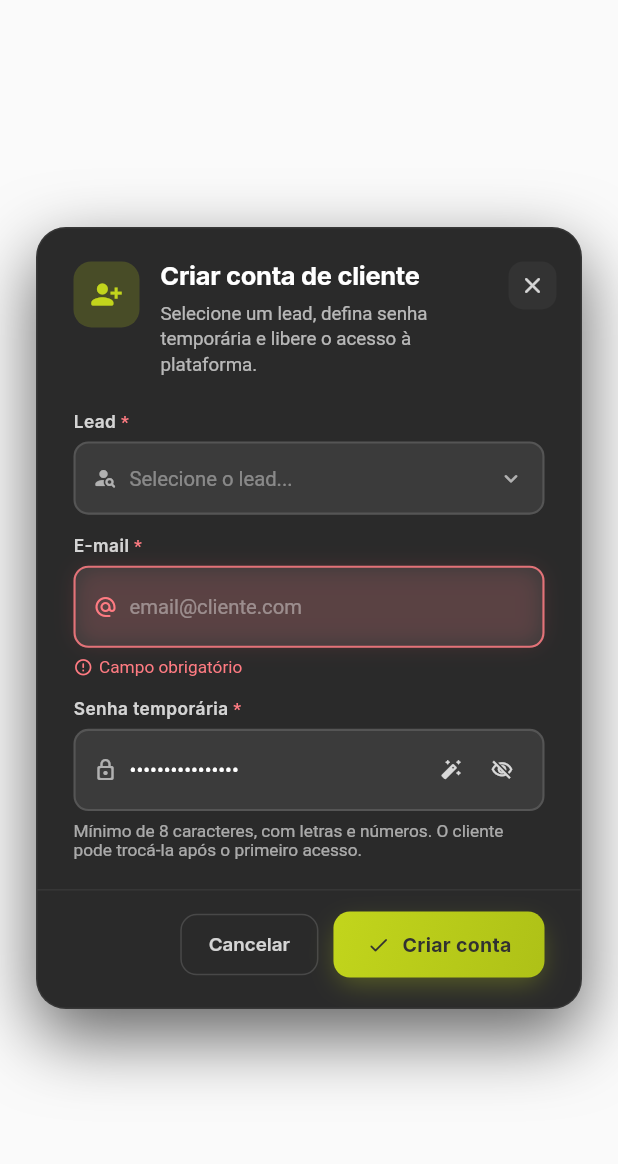
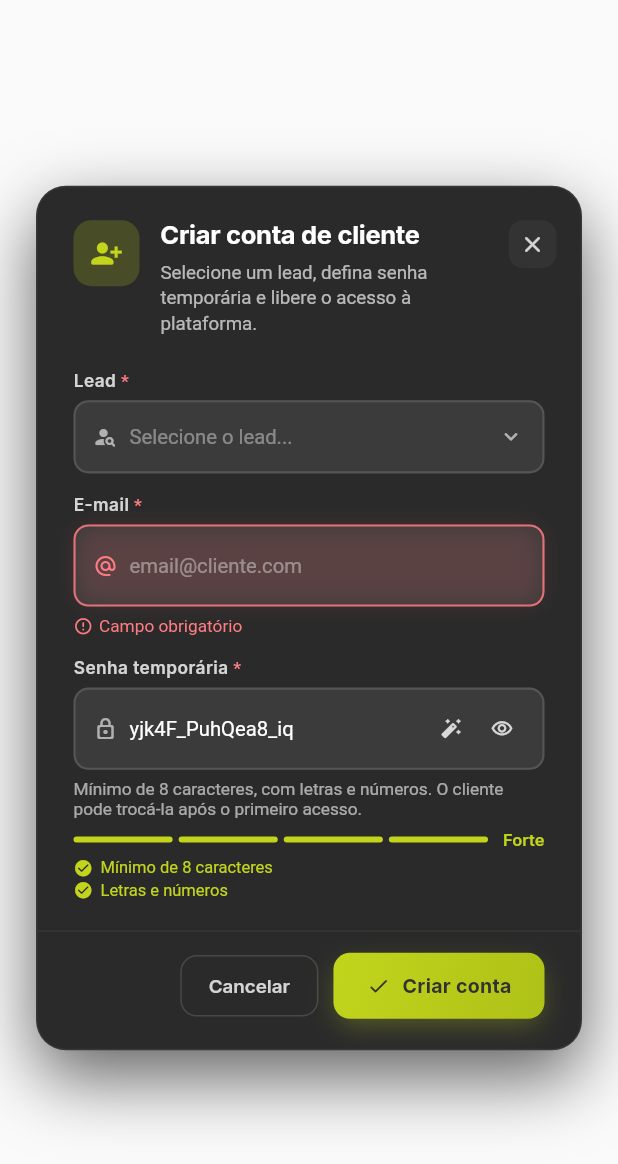
Before and after one commit to devalphahouse-hue/agsur, a Flutter app: the ModalCreateClientWidget widget shown alone on an empty page, opened directly, after a tap on the "auto fix high" icon, on a phone screen of 412 x 824 dp. Shown: the top 1164 px of the screen. Run offline on Flutter 3.47's test engine with Material 3 defaults, Android fonts, the phone set to English and light mode, and no system bars; our stand-ins replace auto_size_text, dropdown_button2, easy_debounce, equatable, flutter_animate, flutter_spinkit and 14 more; missing offline and left inert: aligned_dialog, json_path, mime_type; accounts and stored records are empty.

Commit message:
feat(cadastro): medidor de força de senha ao vivo nos campos de senha
Novo PasswordStrengthMeter (core_ui) + evaluatePasswordStrength (password_utils):
barras de nível + rótulo (Fraca/Média/Forte) e checklist de requisitos
(8+ caracteres, letras e números) atualizando enquanto digita. Ligado em
piloto/vendedor/colaborador/cliente/oficina via onChanged; o botão "Gerar senha
forte" e o gerador do cliente também atualizam o medidor.

Co-Authored-By: Claude Opus 4.8 (1M context) <noreply@anthropic.com>

```diff
--- a/lib/core_ui/core_ui.dart
+++ b/lib/core_ui/core_ui.dart
@@ -23,6 +23,7 @@ export 'app_list_scaffold.dart';
 export 'app_modal.dart';
 export 'app_page_header.dart';
 export 'app_person_card.dart';
+export 'password_strength_meter.dart';
 export 'app_responsive.dart';
 export 'app_row_action.dart';
 export 'app_search_input.dart';
--- /dev/null
+++ b/lib/core_ui/password_strength_meter.dart
@@ -0,0 +1,103 @@
+import 'package:flutter/material.dart';
+import 'package:google_fonts/google_fonts.dart';
+
+import '/security/password_utils.dart';
+
+/// Medidor de força de senha — mostra os níveis (barras + rótulo) e os
+/// requisitos atendidos enquanto o usuário digita. Posicione logo abaixo do
+/// campo de senha, passando o texto atual do controller. Some quando vazio.
+class PasswordStrengthMeter extends StatelessWidget {
+  const PasswordStrengthMeter({super.key, required this.password});
+
+  final String password;
+
+  static const Color _weak = Color(0xFFFF7B82);
+  static const Color _medium = Color(0xFFE6B450);
+  static const Color _strong = Color(0xFFC2D51C);
+
+  Color _colorFor(String label) {
+    switch (label) {
+      case 'Forte':
+        return _strong;
+      case 'Média':
+        return _medium;
+      default:
+        return _weak;
+    }
+  }
+
+  @override
+  Widget build(BuildContext context) {
+    if (password.isEmpty) return const SizedBox.shrink();
+    final s = evaluatePasswordStrength(password);
+    final color = _colorFor(s.label);
+    final filled = s.score.clamp(0, 4);
+
+    return Padding(
+      padding: const EdgeInsets.only(top: 8),
+      child: Column(
+        crossAxisAlignment: CrossAxisAlignment.start,
+        mainAxisSize: MainAxisSize.min,
+        children: [
+          Row(
+            children: [
+              for (var i = 0; i < 4; i++) ...[
+                Expanded(
+                  child: AnimatedContainer(
+                    duration: const Duration(milliseconds: 180),
+                    height: 4,
+                    decoration: BoxDecoration(
+                      color: i < filled ? color : const Color(0x22FFFFFF),
+                      borderRadius: BorderRadius.circular(2),
+                    ),
+                  ),
+                ),
+                if (i < 3) const SizedBox(width: 4),
+              ],
+              const SizedBox(width: 10),
+              Text(
+                s.label,
+                style: GoogleFonts.inter(
+                  fontSize: 11,
+                  fontWeight: FontWeight.w600,
+                  color: color,
+                ),
+              ),
+            ],
+          ),
+          const SizedBox(height: 6),
+          _Requirement(ok: s.meetsMinLength, text: 'Mínimo de 8 caracteres'),
+          const SizedBox(height: 2),
+          _Requirement(ok: s.meetsLetterAndNumber, text: 'Letras e números'),
+        ],
+      ),
+    );
+  }
+}
+
+class _Requirement extends StatelessWidget {
+  const _Requirement({required this.ok, required this.text});
+
+  final bool ok;
+  final String text;
+
+  @override
+  Widget build(BuildContext context) {
+    final color = ok ? const Color(0xFFC2D51C) : const Color(0x80FFFFFF);
+    return Row(
+      mainAxisSize: MainAxisSize.min,
+      children: [
+        Icon(
+          ok ? Icons.check_circle_rounded : Icons.radio_button_unchecked,
+          size: 13,
+          color: color,
+        ),
+        const SizedBox(width: 5),
+        Text(
+          text,
+          style: GoogleFonts.roboto(fontSize: 11, color: color),
+        ),
+      ],
+    );
+  }
+}
--- a/lib/pages/shared/modal_create_client/modal_create_client_widget.dart
+++ b/lib/pages/shared/modal_create_client/modal_create_client_widget.dart
@@ -22,6 +22,7 @@ class _ModalCreateClientWidgetState extends State<ModalCreateClientWidget> {
   late ModalCreateClientModel _model;
   bool _showPwd = false;
   bool _busy = false;
+  String _pwd = '';
   LeadsRow? _selectedLead;
   String? _leadError;
 
@@ -272,9 +273,12 @@ class _ModalCreateClientWidgetState extends State<ModalCreateClientWidget> {
                             _IconAction(
                               icon: Icons.auto_fix_high_rounded,
                               tooltip: 'Gerar senha',
-                              onTap: () => setState(() => _model
-                                  .tFPasswordUserTextController!
-                                  .text = _generatePassword()),
+                              onTap: () => setState(() {
+                                final pwd = _generatePassword();
+                                _model.tFPasswordUserTextController!.text = pwd;
+                                _pwd = pwd;
+                                _showPwd = true;
+                              }),
                             ),
                             const SizedBox(width: 4),
                             _IconAction(
@@ -287,10 +291,12 @@ class _ModalCreateClientWidgetState extends State<ModalCreateClientWidget> {
                             ),
                           ],
                         ),
+                        onChanged: (v) => setState(() => _pwd = v),
                         validator: (v) => _model
                             .tFPasswordUserTextControllerValidator
                             ?.call(context, v),
                       ),
+                      PasswordStrengthMeter(password: _pwd),
                     ],
                   ),
                 ),
--- a/lib/pages/shared/modal_register_collab/modal_register_collab_widget.dart
+++ b/lib/pages/shared/modal_register_collab/modal_register_collab_widget.dart
@@ -30,6 +30,7 @@ class _ModalRegisterCollabWidgetState
   late ModalRegisterCollabModel _model;
   bool _showPwd = false;
   bool _busy = false;
+  String _pwd = '';
 
   @override
   void initState() {
@@ -68,6 +69,7 @@ class _ModalRegisterCollabWidgetState
     final pwd = generateStrongPassword();
     setState(() {
       _model.tFPasswordUserTextController?.text = pwd;
+      _pwd = pwd;
       _showPwd = true;
     });
     ScaffoldMessenger.of(context).showSnackBar(
@@ -329,9 +331,11 @@ class _ModalRegisterCollabWidgetState
                 visible: _showPwd,
                 onTap: () => setState(() => _showPwd = !_showPwd),
               ),
+              onChanged: (v) => setState(() => _pwd = v),
               validator: (v) => _model.tFPasswordUserTextControllerValidator
                   ?.call(context, v),
             ),
+            PasswordStrengthMeter(password: _pwd),
             Align(
               alignment: Alignment.centerLeft,
               child: TextButton.icon(
--- a/lib/pages/shared/modal_register_pilot/modal_register_pilot_widget.dart
+++ b/lib/pages/shared/modal_register_pilot/modal_register_pilot_widget.dart
@@ -38,6 +38,7 @@ class _ModalRegisterPilotWidgetState extends State<ModalRegisterPilotWidget> {
   late ModalRegisterPilotModel _model;
   bool _showPwd = false;
   bool _busy = false;
+  String _pwd = '';
 
   @override
   void initState() {
@@ -76,6 +77,7 @@ class _ModalRegisterPilotWidgetState extends State<ModalRegisterPilotWidget> {
     final pwd = generateStrongPassword();
     setState(() {
       _model.tFPasswordUserTextController?.text = pwd;
+      _pwd = pwd;
       _showPwd = true;
     });
     ScaffoldMessenger.of(context).showSnackBar(
@@ -313,9 +315,11 @@ class _ModalRegisterPilotWidgetState extends State<ModalRegisterPilotWidget> {
                 visible: _showPwd,
                 onTap: () => setState(() => _showPwd = !_showPwd),
               ),
+              onChanged: (v) => setState(() => _pwd = v),
               validator: (v) => _model.tFPasswordUserTextControllerValidator
                   ?.call(context, v),
             ),
+            PasswordStrengthMeter(password: _pwd),
             Align(
               alignment: Alignment.centerLeft,
               child: TextButton.icon(
--- a/lib/pages/shared/modal_register_seller/modal_register_seller_widget.dart
+++ b/lib/pages/shared/modal_register_seller/modal_register_seller_widget.dart
@@ -30,6 +30,7 @@ class _ModalRegisterSellerWidgetState
   late ModalRegisterSellerModel _model;
   bool _showPwd = false;
   bool _busy = false;
+  String _pwd = '';
 
   @override
   void initState() {
@@ -68,6 +69,7 @@ class _ModalRegisterSellerWidgetState
     final pwd = generateStrongPassword();
     setState(() {
       _model.tFPasswordUserTextController?.text = pwd;
+      _pwd = pwd;
       _showPwd = true;
     });
     ScaffoldMessenger.of(context).showSnackBar(
@@ -333,9 +335,11 @@ class _ModalRegisterSellerWidgetState
                 visible: _showPwd,
                 onTap: () => setState(() => _showPwd = !_showPwd),
               ),
+              onChanged: (v) => setState(() => _pwd = v),
               validator: (v) => _model.tFPasswordUserTextControllerValidator
                   ?.call(context, v),
             ),
+            PasswordStrengthMeter(password: _pwd),
             Align(
               alignment: Alignment.centerLeft,
               child: TextButton.icon(
--- a/lib/pages/shared/register_oficina/register_oficina_widget.dart
+++ b/lib/pages/shared/register_oficina/register_oficina_widget.dart
@@ -38,6 +38,7 @@ class _RegisterOficinaWidgetState extends State<RegisterOficinaWidget> {
   late RegisterOficinaModel _model;
   bool _showPwd = false;
   bool _busy = false;
+  String _pwd = '';
 
   @override
   void initState() {
@@ -76,6 +77,7 @@ class _RegisterOficinaWidgetState extends State<RegisterOficinaWidget> {
     final pwd = generateStrongPassword();
     setState(() {
       _model.tFEditPasswordTextController?.text = pwd;
+      _pwd = pwd;
       _showPwd = true;
     });
     ScaffoldMessenger.of(context).showSnackBar(
@@ -290,9 +292,11 @@ class _RegisterOficinaWidgetState extends State<RegisterOficinaWidget> {
                 visible: _showPwd,
                 onTap: () => setState(() => _showPwd = !_showPwd),
               ),
+              onChanged: (v) => setState(() => _pwd = v),
               validator: (v) => _model.tFEditPasswordTextControllerValidator
                   ?.call(context, v),
             ),
+            PasswordStrengthMeter(password: _pwd),
             Align(
               alignment: Alignment.centerLeft,
               child: TextButton.icon(
--- a/lib/security/password_utils.dart
+++ b/lib/security/password_utils.dart
@@ -64,3 +64,65 @@ bool isWeakPasswordError(String errBodyLower) {
       errBodyLower.contains('known to be weak') ||
       errBodyLower.contains('password should be at least');
 }
+
+/// Resultado da avaliação de força de senha, consumido pelo medidor visual.
+class PasswordStrength {
+  const PasswordStrength({
+    required this.score,
+    required this.label,
+    required this.meetsMinLength,
+    required this.meetsLetterAndNumber,
+  });
+
+  /// 0..4 — quantidade de barras preenchidas no medidor.
+  final int score;
+
+  /// Rótulo exibido ('Fraca' / 'Média' / 'Forte'); vazio quando sem senha.
+  final String label;
+
+  /// Atende ao mínimo de 8 caracteres.
+  final bool meetsMinLength;
+
+  /// Contém letras e números.
+  final bool meetsLetterAndNumber;
+
+  /// Atende aos requisitos obrigatórios (os mesmos de [strongPasswordValidator]).
+  bool get acceptable => meetsMinLength && meetsLetterAndNumber;
+}
+
+/// Avalia a força da senha enquanto o usuário digita. Os requisitos
+/// obrigatórios (8+ caracteres, letras e números) batem com
+/// [strongPasswordValidator]; comprimento >= 12 e símbolos somam força extra.
+PasswordStrength evaluatePasswordStrength(String v) {
+  final hasLetter = v.contains(RegExp(r'[A-Za-z]'));
+  final hasNumber = v.contains(RegExp(r'[0-9]'));
+  final hasSymbol = v.contains(RegExp(r'[^A-Za-z0-9]'));
+  final meetsMinLength = v.length >= 8;
+  final meetsLetterAndNumber = hasLetter && hasNumber;
+
+  var score = 0;
+  if (v.isNotEmpty) {
+    if (meetsMinLength) score++;
+    if (v.length >= 12) score++;
+    if (meetsLetterAndNumber) score++;
+    if (hasSymbol) score++;
+  }
+
+  String label;
+  if (v.isEmpty) {
+    label = '';
+  } else if (!meetsMinLength || !meetsLetterAndNumber || score <= 1) {
+    label = 'Fraca';
+  } else if (score == 2) {
+    label = 'Média';
+  } else {
+    label = 'Forte';
+  }
+
+  return PasswordStrength(
+    score: score,
+    label: label,
+    meetsMinLength: meetsMinLength,
+    meetsLetterAndNumber: meetsLetterAndNumber,
+  );
+}
```
